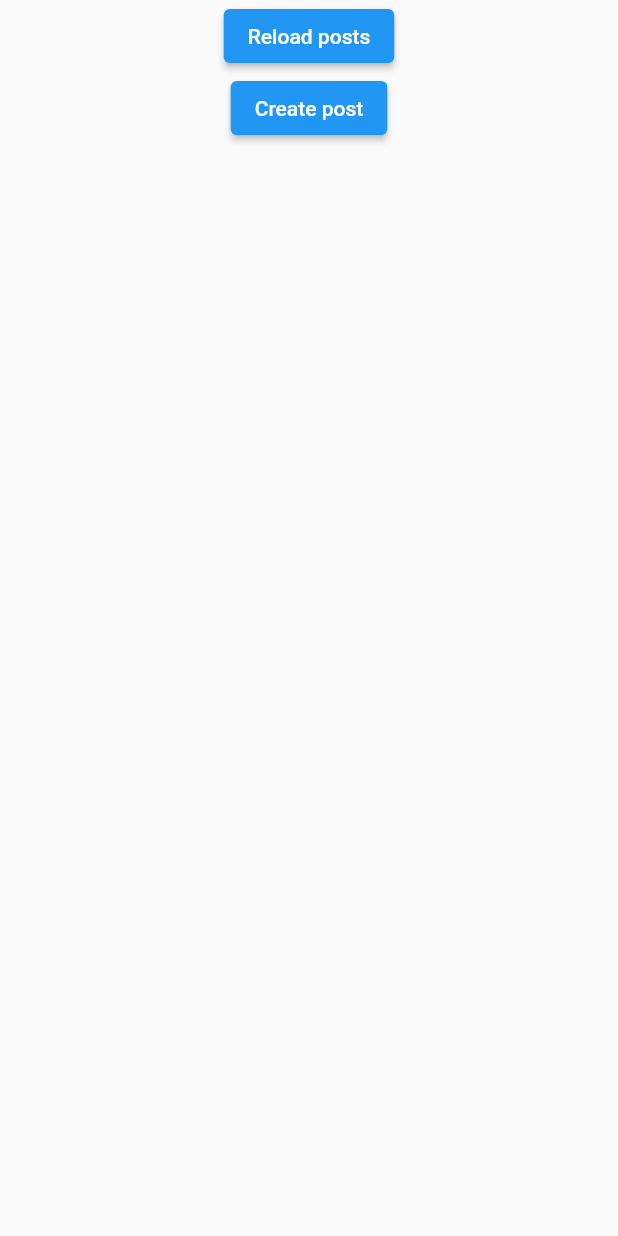
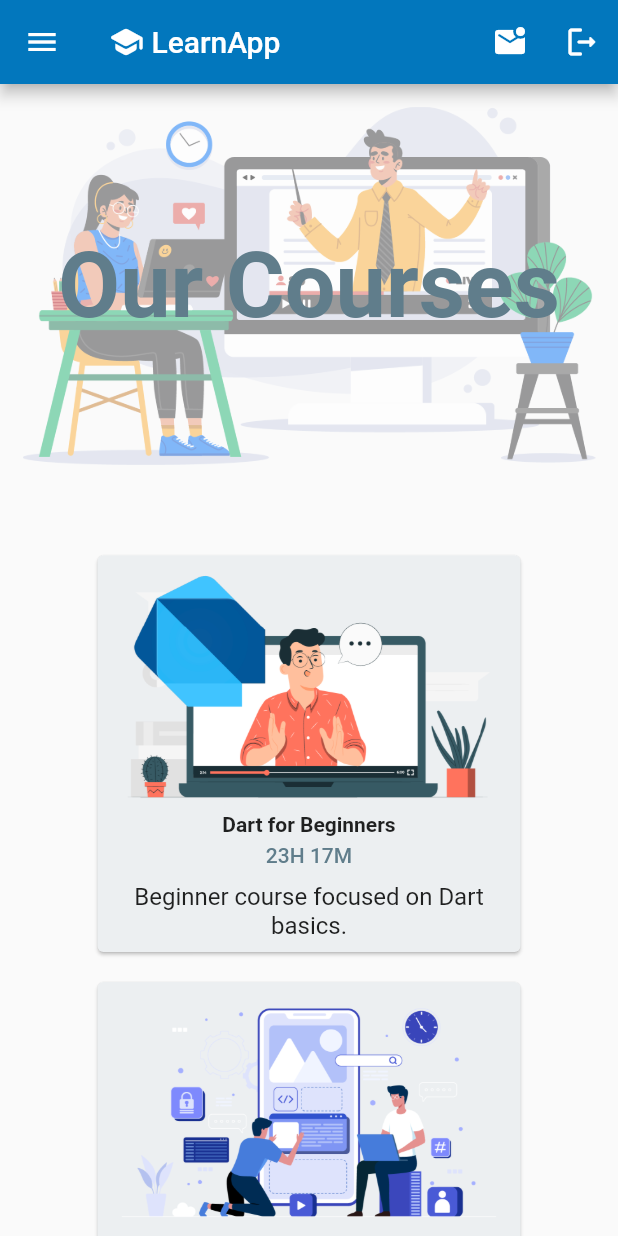
Before and after one commit to akniyet512/lazyload_courses, a Flutter app: the screen it shows after launch, on a phone screen of 412 x 824 dp. Run offline on Flutter 3.47's test engine with Material 2 defaults, Android fonts, the phone set to English and light mode, and no system bars; our stand-ins replace responsive_framework.

Commit message:
responsive_framework example

```diff
--- /dev/null
+++ b/lib/course_data.dart
@@ -0,0 +1,29 @@
+import 'package:lazyload_courses/project_images.dart';
+
+class Course {
+  static final List<Course> courses = [
+    Course(
+      title: "Dart for Beginners",
+      image: ProjectImages.dartCourse,
+      time: "23H 17M",
+      description: "Beginner course focused on Dart basics.",
+    ),
+    Course(
+      title: "Clean UI Course",
+      image: ProjectImages.ui,
+      time: "18H 29M",
+      description: "Create beautiful user interface.",
+    ),
+  ];
+  final String title;
+  final String image;
+  final String time;
+  final String description;
+
+  Course({
+    required this.title,
+    required this.image,
+    required this.time,
+    required this.description,
+  });
+}
--- /dev/null
+++ b/lib/courses_page.dart
@@ -0,0 +1,80 @@
+import 'package:flutter/material.dart';
+import 'package:lazyload_courses/course_data.dart';
+import 'package:lazyload_courses/widget.dart';
+import 'package:responsive_framework/responsive_framework.dart';
+
+class CoursesPage extends StatelessWidget {
+  const CoursesPage({super.key});
+
+  @override
+  Widget build(BuildContext context) {
+    List<Course> courses = Course.courses;
+    return Scaffold(
+      appBar: AppBar(
+        backgroundColor: Colors.lightBlue[800],
+        centerTitle: true,
+        title: const AppBarTitle(),
+        leading: ResponsiveVisibility(
+          hiddenConditions: [
+            Condition.largerThan(name: TABLET, value: null),
+          ],
+          child: IconButton(
+            onPressed: () {},
+            icon: const Icon(Icons.menu),
+          ),
+        ),
+        actions: [
+          ResponsiveVisibility(
+            visible: false,
+            visibleConditions: [
+              Condition.largerThan(name: TABLET, value: null),
+            ],
+            child: const MenuTextButton(text: "Courses"),
+          ),
+          ResponsiveVisibility(
+            visible: false,
+            visibleConditions: [
+              Condition.largerThan(name: TABLET, value: null),
+            ],
+            child: const MenuTextButton(text: "About"),
+          ),
+          IconButton(
+            onPressed: () {},
+            icon: const Icon(Icons.mark_email_unread_rounded),
+          ),
+          IconButton(
+            onPressed: () {},
+            icon: const Icon(Icons.logout_rounded),
+          ),
+        ],
+      ),
+      body: ListView(
+        padding: const EdgeInsets.all(15),
+        children: [
+          const Center(child: PageHeader()),
+          const SizedBox(height: 30),
+          ResponsiveRowColumn(
+            rowMainAxisAlignment: MainAxisAlignment.center,
+            rowPadding: const EdgeInsets.all(30),
+            columnPadding: const EdgeInsets.all(30),
+            layout: ResponsiveBreakpoints.of(context).isDesktop
+                ? ResponsiveRowColumnType.ROW
+                : ResponsiveRowColumnType.COLUMN,
+            children: [
+              ResponsiveRowColumnItem(
+                rowFlex: 1,
+                child: CourseTile(course: courses[0]),
+              ),
+              ResponsiveRowColumnItem(
+                rowFlex: 1,
+                child: CourseTile(course: courses[1]),
+              ),
+            ],
+          ),
+          const SizedBox(height: 10),
+          const Center(child: SubscribeBlock()),
+        ],
+      ),
+    );
+  }
+}
--- a/lib/main.dart
+++ b/lib/main.dart
@@ -1,5 +1,6 @@
 import 'package:flutter/material.dart';
-import 'package:lazyload_courses/pages/my_home_page.dart';
+import 'package:lazyload_courses/courses_page.dart';
+import 'package:responsive_framework/responsive_framework.dart';
 
 void main() {
   runApp(const MyApp());
@@ -10,9 +11,18 @@ class MyApp extends StatelessWidget {
 
   @override
   Widget build(BuildContext context) {
-    return const MaterialApp(
+    return MaterialApp(
+      builder: (context, child) => ResponsiveBreakpoints.builder(
+        child: child!,
+        breakpoints: [
+          const Breakpoint(start: 0, end: 450, name: MOBILE),
+          const Breakpoint(start: 451, end: 800, name: TABLET),
+          const Breakpoint(start: 801, end: 1920, name: DESKTOP),
+          const Breakpoint(start: 1921, end: double.infinity, name: '4K'),
+        ],
+      ),
       debugShowCheckedModeBanner: false,
-      home: MyHomePage(),
+      home: const CoursesPage(),
     );
   }
 }
--- a/lib/models/post_model.dart
+++ /dev/null
@@ -1,31 +0,0 @@
-class PostModel {
-  final int userID;
-  final int id;
-  final String title;
-  final String body;
-
-  PostModel({
-    required this.userID,
-    required this.id,
-    required this.title,
-    required this.body,
-  });
-
-  static PostModel fromJson(Map<String, dynamic> json) {
-    return PostModel(
-      userID: json["userId"],
-      id: json["id"],
-      title: json["title"],
-      body: json["body"],
-    );
-  }
-
-  Map<String, dynamic> toJson(PostModel post) {
-    return {
-      "userId": userID,
-      "id": id,
-      "title": title,
-      "body": body,
-    };
-  }
-}
--- a/lib/notifiers/my_home_widget_notifier.dart
+++ /dev/null
@@ -1,24 +0,0 @@
-import 'package:flutter/material.dart';
-import 'package:lazyload_courses/services/api_client.dart';
-import 'package:lazyload_courses/models/post_model.dart';
-
-class MyHomeWidgetNotifier extends ChangeNotifier {
-  List<PostModel> _posts = [];
-
-  List<PostModel> get posts => _posts;
-
-  Future<void> reloadPosts() async {
-    final List<PostModel> posts = await ApiClient().getPosts();
-    _posts += posts;
-    notifyListeners();
-  }
-
-  Future<void> createPost() async {
-    final PostModel post = await ApiClient().createPost(
-      title: "title",
-      body: "body",
-    );
-    _posts.add(post);
-    notifyListeners();
-  }
-}
--- a/lib/pages/my_home_page.dart
+++ /dev/null
@@ -1,36 +0,0 @@
-import 'package:flutter/material.dart';
-import 'package:lazyload_courses/notifiers/my_home_widget_notifier.dart';
-import 'package:lazyload_courses/providers/my_home_widget_provider.dart';
-import 'package:lazyload_courses/widgets/create_button.dart';
-import 'package:lazyload_courses/widgets/post_widget.dart';
-import 'package:lazyload_courses/widgets/reload_button.dart';
-
-class MyHomePage extends StatelessWidget {
-  const MyHomePage({super.key});
-
-  @override
-  Widget build(BuildContext context) {
-    final MyHomeWidgetNotifier model = MyHomeWidgetNotifier();
-    return Scaffold(
-      body: SafeArea(
-        child: MyHomeWidgetProvider(
-          model: model,
-          child: const Column(
-            children: [
-              ReloadButton(),
-              CreateButton(),
-              Expanded(
-                child: Padding(
-                  padding: EdgeInsets.symmetric(
-                    horizontal: 20,
-                  ),
-                  child: PostWidget(),
-                ),
-              ),
-            ],
-          ),
-        ),
-      ),
-    );
-  }
-}
--- /dev/null
+++ b/lib/project_images.dart
@@ -0,0 +1,5 @@
+class ProjectImages {
+  static const String dartCourse = "assets/images/dart_course.png";
+  static const String ui = "assets/images/ui.png";
+  static const String headerImage = "assets/images/header_image.png";
+}
--- a/lib/providers/my_home_widget_provider.dart
+++ /dev/null
@@ -1,31 +0,0 @@
-import 'package:flutter/material.dart';
-import 'package:lazyload_courses/notifiers/my_home_widget_notifier.dart';
-
-class MyHomeWidgetProvider extends InheritedNotifier {
-  final MyHomeWidgetNotifier model;
-
-  const MyHomeWidgetProvider({
-    super.key,
-    required Widget child,
-    required this.model,
-  }) : super(
-          child: child,
-          notifier: model,
-        );
-
-  static MyHomeWidgetProvider? watch(BuildContext context) {
-    return context.dependOnInheritedWidgetOfExactType<MyHomeWidgetProvider>();
-  }
-
-  static MyHomeWidgetProvider? read(BuildContext context) {
-    final Widget? widget = context
-        .getElementForInheritedWidgetOfExactType<MyHomeWidgetProvider>()
-        ?.widget;
-    return widget is MyHomeWidgetProvider ? widget : null;
-  }
-
-  @override
-  bool updateShouldNotify(covariant MyHomeWidgetProvider oldWidget) {
-    return true;
-  }
-}
--- /dev/null
+++ b/lib/widget.dart
@@ -0,0 +1,159 @@
+import 'package:flutter/material.dart';
+import 'package:lazyload_courses/course_data.dart';
+import 'package:lazyload_courses/project_images.dart';
+import 'package:responsive_framework/responsive_framework.dart';
+
+class AppBarTitle extends StatelessWidget {
+  const AppBarTitle({Key? key}) : super(key: key);
+
+  @override
+  Widget build(BuildContext context) {
+    return const Row(
+      children: [
+        Icon(Icons.school_rounded),
+        Text(' LearnApp'),
+      ],
+    );
+  }
+}
+
+class MenuTextButton extends StatelessWidget {
+  final String text;
+  const MenuTextButton({Key? key, required this.text}) : super(key: key);
+
+  @override
+  Widget build(BuildContext context) {
+    return TextButton(
+      style: TextButton.styleFrom(
+        foregroundColor: Colors.white,
+        textStyle: const TextStyle(fontWeight: FontWeight.w600),
+      ),
+      onPressed: () {},
+      child: Text(text),
+    );
+  }
+}
+
+class PageHeader extends StatelessWidget {
+  const PageHeader({super.key});
+
+  @override
+  Widget build(BuildContext context) {
+    return Stack(
+      alignment: Alignment.center,
+      children: [
+        const Image(
+          width: 800,
+          color: Color.fromRGBO(255, 255, 255, 0.5),
+          colorBlendMode: BlendMode.modulate,
+          image: AssetImage(ProjectImages.headerImage),
+        ),
+        Text(
+          "Our Courses",
+          textAlign: TextAlign.center,
+          style: TextStyle(
+            fontSize: ResponsiveValue<double>(
+              context,
+              conditionalValues: [
+                Condition.smallerThan(
+                  name: MOBILE,
+                  value: 40,
+                ),
+                Condition.largerThan(
+                  name: TABLET,
+                  value: 80,
+                ),
+              ],
+              defaultValue: 60.0,
+            ).value,
+            color: Colors.blueGrey,
+            fontWeight: FontWeight.w700,
+          ),
+        ),
+      ],
+    );
+  }
+}
+
+class CourseTile extends StatelessWidget {
+  final Course course;
+
+  const CourseTile({
+    super.key,
+    required this.course,
+  });
+
+  @override
+  Widget build(BuildContext context) {
+    return SizedBox(
+      width: 500,
+      child: Card(
+        margin: const EdgeInsets.fromLTRB(20, 0, 20, 20),
+        color: Colors.blueGrey[50],
+        child: Padding(
+          padding: const EdgeInsets.all(8),
+          child: Column(
+            children: [
+              Image.asset(course.image),
+              const SizedBox(height: 5),
+              Text(
+                course.title,
+                style: const TextStyle(
+                  fontWeight: FontWeight.bold,
+                ),
+              ),
+              const SizedBox(height: 5),
+              Text(
+                course.time,
+                style: const TextStyle(
+                  fontWeight: FontWeight.w500,
+                  color: Colors.blueGrey,
+                ),
+              ),
+              const SizedBox(height: 10),
+              Text(
+                course.description,
+                style: const TextStyle(fontSize: 16),
+                textAlign: TextAlign.center,
+              ),
+            ],
+          ),
+        ),
+      ),
+    );
+  }
+}
+
+class SubscribeBlock extends StatelessWidget {
+  const SubscribeBlock({super.key});
+
+  @override
+  Widget build(BuildContext context) {
+    return Column(
+      children: [
+        const Text(
+          'Want to learn more?\nSubscribe to our newsletter!',
+          textAlign: TextAlign.center,
+          style: TextStyle(
+            fontSize: 25,
+          ),
+        ),
+        const SizedBox(
+          height: 10,
+        ),
+        Align(
+          child: OutlinedButton(
+            style: OutlinedButton.styleFrom(
+              padding: const EdgeInsets.symmetric(
+                horizontal: 80,
+                vertical: 20,
+              ),
+            ),
+            onPressed: () {},
+            child: const Text('SUBSCRIBE'),
+          ),
+        )
+      ],
+    );
+  }
+}
--- a/lib/widgets/create_button.dart
+++ /dev/null
@@ -1,16 +0,0 @@
-import 'package:flutter/material.dart';
-import 'package:lazyload_courses/providers/my_home_widget_provider.dart';
-
-class CreateButton extends StatelessWidget {
-  const CreateButton({super.key});
-
-  @override
-  Widget build(BuildContext context) {
-    return ElevatedButton(
-      onPressed: () => MyHomeWidgetProvider.read(context)?.model.createPost(),
-      child: const Text(
-        "Create post",
-      ),
-    );
-  }
-}
--- a/lib/widgets/post_widget.dart
+++ /dev/null
@@ -1,18 +0,0 @@
-
-import 'package:flutter/material.dart';
-import 'package:lazyload_courses/providers/my_home_widget_provider.dart';
-import 'package:lazyload_courses/widgets/posts_row_widget.dart';
-
-class PostWidget extends StatelessWidget {
-  const PostWidget({super.key});
-
-  @override
-  Widget build(BuildContext context) {
-    return ListView.builder(
-      itemCount: MyHomeWidgetProvider.watch(context)?.model.posts.length ?? 0,
-      itemBuilder: (context, index) {
-        return PostsRowWidget(index: index);
-      },
-    );
-  }
-}
--- a/lib/widgets/posts_row_widget.dart
+++ /dev/null
@@ -1,29 +0,0 @@
-import 'package:flutter/material.dart';
-import 'package:lazyload_courses/providers/my_home_widget_provider.dart';
-import 'package:lazyload_courses/models/post_model.dart';
-
-class PostsRowWidget extends StatelessWidget {
-  final int index;
-
-  const PostsRowWidget({
-    super.key,
-    required this.index,
-  });
-
-  @override
-  Widget build(BuildContext context) {
-    final PostModel post =
-        MyHomeWidgetProvider.read(context)!.model.posts[index];
-    return Column(
-      crossAxisAlignment: CrossAxisAlignment.start,
-      children: [
-        Text(post.id.toString()),
-        const SizedBox(height: 10),
-        Text(post.title),
-        const SizedBox(height: 10),
-        Text(post.body),
-        const SizedBox(height: 40),
-      ],
-    );
-  }
-}
--- a/lib/widgets/reload_button.dart
+++ /dev/null
@@ -1,17 +0,0 @@
-
-import 'package:flutter/material.dart';
-import 'package:lazyload_courses/providers/my_home_widget_provider.dart';
-
-class ReloadButton extends StatelessWidget {
-  const ReloadButton({super.key});
-
-  @override
-  Widget build(BuildContext context) {
-    return ElevatedButton(
-      onPressed: () => MyHomeWidgetProvider.read(context)?.model.reloadPosts(),
-      child: const Text(
-        "Reload posts",
-      ),
-    );
-  }
-}
--- a/pubspec.yaml
+++ b/pubspec.yaml
@@ -35,6 +35,7 @@ dependencies:
   # The following adds the Cupertino Icons font to your application.
   # Use with the CupertinoIcons class for iOS style icons.
   cupertino_icons: ^1.0.2
+  responsive_framework: ^1.1.0
 
 dev_dependencies:
   flutter_test:
@@ -59,7 +60,8 @@ flutter:
   uses-material-design: true
 
   # To add assets to your application, add an assets section, like this:
-  # assets:
+  assets:
+    - assets/images/
   #   - images/a_dot_burr.jpeg
   #   - images/a_dot_ham.jpeg
 
```
Also changed, not shown: lib/services/api_client.dart (deleted, +0 -50 lines), assets/images/dart_course.png (added), assets/images/header_image.png (added), assets/images/ui.png (added), pubspec.lock.
